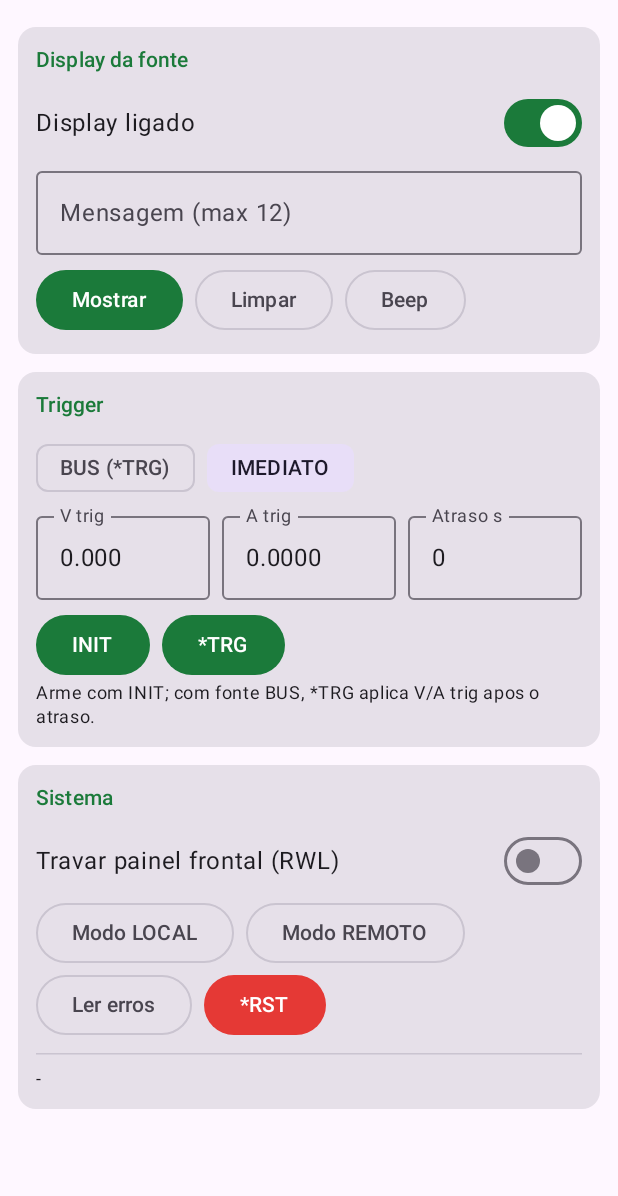
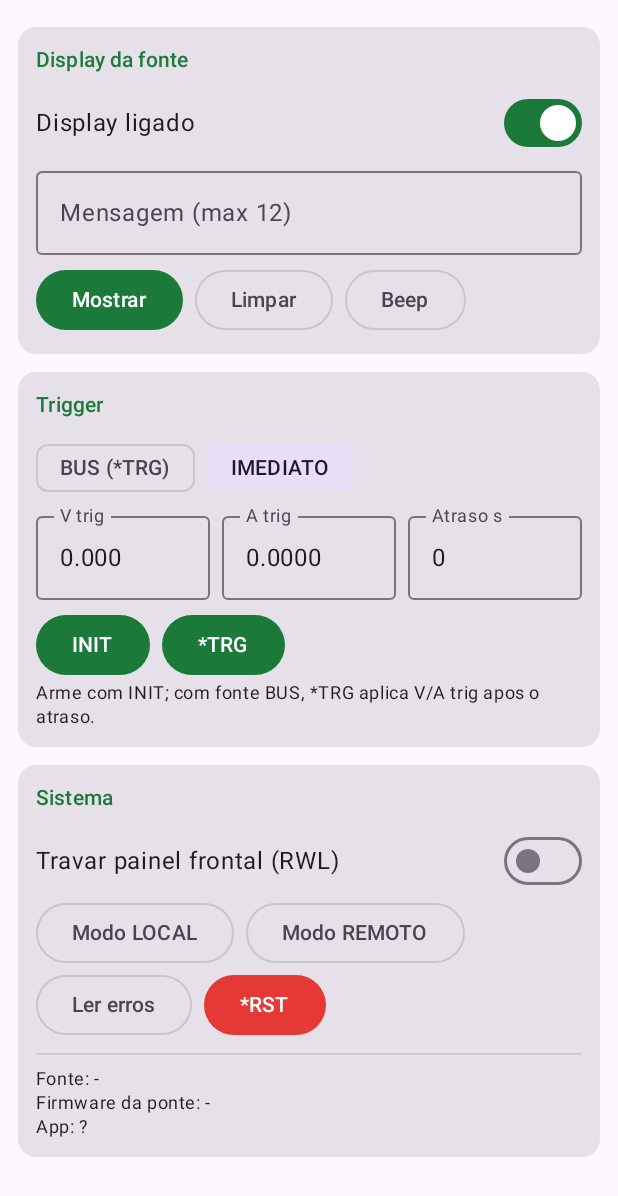
Before and after one commit to williandlima/FONTE_CONTROL_BLE, an Android app built with Jetpack Compose: the composable MoreTab shown on its own in the app's theme, on a phone screen of 412 x 824 dp. Shown: the top 1196 px of the screen. Run offline under Robolectric (Android 15) with nearby library versions, the phone set to English and light mode, and no system bars.

Commit message:
Versao do firmware visivel no app
- bridge.py: FW_VERSION = "1.1.0" (hello e novo comando local "version",
  que responde mesmo sem a fonte conectada)
- app: mostra "FW x.y.z" no cabecalho e, na aba Mais, a versao do firmware
  da ponte e do app (versionName 1.1)
- testes (32) e PROTOCOLO.md atualizados

Co-Authored-By: Claude Sonnet 5.5 <noreply@anthropic.com>
Claude-Session: https://claude.ai/code/session_016zELctfycLz5BDQARTHrR9

```diff
--- a/android/app/build.gradle.kts
+++ b/android/app/build.gradle.kts
@@ -12,8 +12,8 @@ android {
         applicationId = "com.williandlima.fontecontrol"
         minSdk = 26
         targetSdk = 35
-        versionCode = 1
-        versionName = "1.0"
+        versionCode = 2
+        versionName = "1.1"
     }
 
     buildTypes {
--- a/android/app/src/main/java/com/williandlima/fontecontrol/model/Protocol.kt
+++ b/android/app/src/main/java/com/williandlima/fontecontrol/model/Protocol.kt
@@ -36,7 +36,7 @@ data class PsuSettings(
 }
 
 sealed interface Incoming {
-    data class Hello(val link: Boolean, val idn: String?, val pollMs: Int) : Incoming
+    data class Hello(val link: Boolean, val idn: String?, val pollMs: Int, val fw: String?) : Incoming
     data class Link(val ok: Boolean, val idn: String?, val err: String?) : Incoming
     data class Meas(val m: Measurement) : Incoming
     data class Status(val s: PsuSettings) : Incoming
@@ -62,7 +62,8 @@ object Protocol {
         }
         return when (o.optString("t")) {
             "hello" -> Incoming.Hello(
-                o.optBoolean("link"), o.optString("idn").ifEmpty { null }, o.optInt("poll", 500)
+                o.optBoolean("link"), o.optString("idn").ifEmpty { null }, o.optInt("poll", 500),
+                o.optString("fw").ifEmpty { null },
             )
             "link" -> Incoming.Link(
                 o.optBoolean("ok"),
--- a/android/app/src/main/java/com/williandlima/fontecontrol/ui/Screens.kt
+++ b/android/app/src/main/java/com/williandlima/fontecontrol/ui/Screens.kt
@@ -98,8 +98,8 @@ fun AppRoot(vm: PsuViewModel) {
                         Text(
                             when {
                                 ui.conn != ConnState.CONNECTED -> ui.conn.label()
-                                !ui.link -> "BLE ok - fonte sem resposta"
-                                else -> ui.idn ?: "Conectado"
+                                !ui.link -> "BLE ok - fonte sem resposta" + (ui.fw?.let { " · FW $it" } ?: "")
+                                else -> (ui.idn ?: "Conectado") + (ui.fw?.let { " · FW $it" } ?: "")
                             },
                             style = MaterialTheme.typography.labelSmall,
                             maxLines = 1,
@@ -481,6 +481,10 @@ private fun MoreTab(vm: PsuViewModel, ui: UiState) {
     var text by rememberSaveable { mutableStateOf("") }
     var confirmReset by remember { mutableStateOf(false) }
     var lock by rememberSaveable { mutableStateOf(false) }
+    val ctx = LocalContext.current
+    val appVer = remember {
+        runCatching { ctx.packageManager.getPackageInfo(ctx.packageName, 0).versionName }.getOrNull() ?: "?"
+    }
     Column(Modifier.fillMaxSize().verticalScroll(rememberScrollState()).padding(12.dp)) {
         Section("Display da fonte") {
             Row(verticalAlignment = Alignment.CenterVertically) {
@@ -527,7 +531,9 @@ private fun MoreTab(vm: PsuViewModel, ui: UiState) {
                     colors = ButtonDefaults.buttonColors(containerColor = AlarmColor)) { Text("*RST") }
             }
             HorizontalDivider(Modifier.padding(vertical = 8.dp))
-            Text(ui.idn ?: "-", style = MaterialTheme.typography.bodySmall)
+            Text("Fonte: ${ui.idn ?: "-"}", style = MaterialTheme.typography.bodySmall)
+            Text("Firmware da ponte: ${ui.fw ?: "-"}", style = MaterialTheme.typography.bodySmall)
+            Text("App: $appVer", style = MaterialTheme.typography.bodySmall)
         }
     }
     if (confirmReset) {
```
Also changed, not shown: android/app/src/main/java/com/williandlima/fontecontrol/ui/PsuViewModel.kt (+14 -3 lines), 3 other files.
